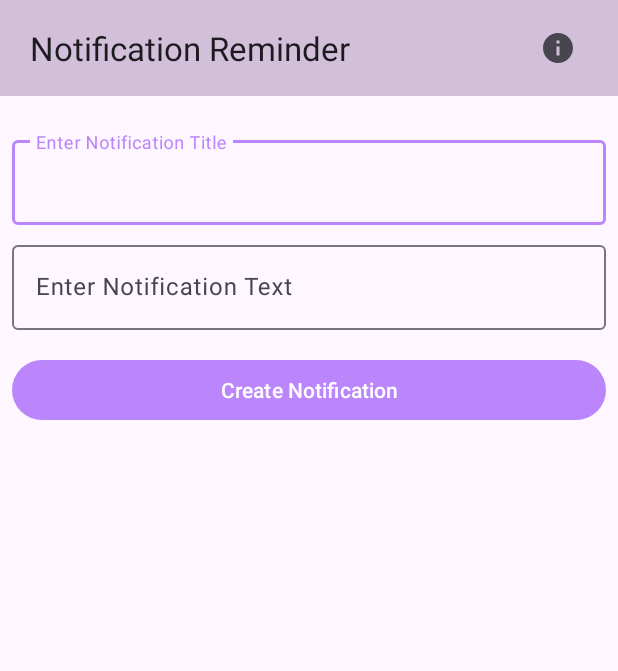
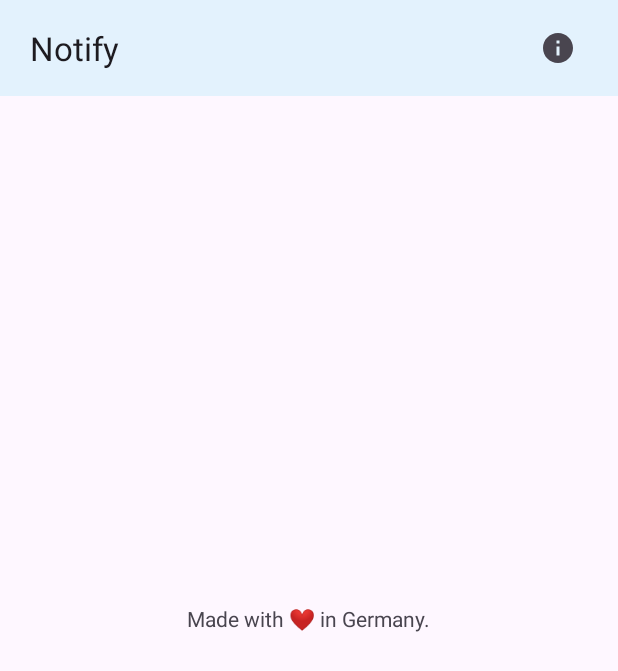
Before and after one commit to mr-woodapple/NotificationReminder, an Android app: the screen it shows after launch (MainActivity before the commit, InfoActivity after it), after a tap on "Information", on a phone screen of 412 x 824 dp. Shown: the top 671 px of the screen. Run offline under Robolectric (Android 15) with nearby library versions, the phone set to English and light mode, and no system bars.

Commit message:
Added the info activity, loc for German created, more than one notification can be added

```diff
--- /dev/null
+++ b/app/src/main/java/com/example/notificationreminder/InfoActivity.java
@@ -0,0 +1,21 @@
+package com.example.notificationreminder;
+
+import androidx.annotation.NonNull;
+import androidx.appcompat.app.ActionBar;
+import androidx.appcompat.app.AppCompatActivity;
+import androidx.appcompat.widget.Toolbar;
+
+import android.os.Bundle;
+import android.view.MenuItem;
+
+import com.google.android.material.appbar.AppBarLayout;
+
+public class InfoActivity extends AppCompatActivity {
+
+    @Override
+    protected void onCreate(Bundle savedInstanceState) {
+        super.onCreate(savedInstanceState);
+        setContentView(R.layout.activity_info);
+
+    }
+}
--- a/app/src/main/java/com/example/notificationreminder/MainActivity.java
+++ b/app/src/main/java/com/example/notificationreminder/MainActivity.java
@@ -10,12 +10,14 @@ import android.app.NotificationManager;
 import android.os.Build;
 import android.os.Bundle;
 import android.view.Menu;
+import android.view.MenuInflater;
 import android.view.MenuItem;
 import android.view.View;
 import android.content.Intent;
 import android.widget.Button;
 import android.widget.EditText;
 
+import com.google.android.material.snackbar.Snackbar;
 import com.google.android.material.textfield.TextInputLayout;
 
 
@@ -45,16 +47,40 @@ public class MainActivity extends AppCompatActivity {
             NotificationManager notificationManager = getSystemService(NotificationManager.class);
             notificationManager.createNotificationChannel(channel);
         }
+    }
 
-    }
 
     // Set up the menu in the top bar
     @Override
     public boolean onCreateOptionsMenu(Menu menu) {
-        getMenuInflater().inflate(R.menu.top_app_bar, menu);
+        MenuInflater inflater = getMenuInflater();
+        inflater.inflate(R.menu.top_app_bar, menu);
         return true;
     }
 
+    // Handles clicks on the menu bar icons
+    @Override
+    public boolean onOptionsItemSelected(MenuItem item) {
+
+        // Handle item selection
+        switch (item.getItemId()) {
+
+            case R.id.action_info:
+                Intent startInfoIntent = new Intent(this, InfoActivity.class);
+                startActivity(startInfoIntent);
+                return true;
+
+            // TODO: Add History here
+
+            default:
+                return super.onOptionsItemSelected(item);
+        }
+    }
+
+
+
+    // ID for the notifications (each notification has a unique id)
+    public int notificationId = 0;
 
     /** Called when the user taps the "Create Notification" button */
     public void triggerNotification(View view) {
@@ -78,9 +104,14 @@ public class MainActivity extends AppCompatActivity {
                 //.addAction(R.drawable.ic_android_blue_24dp, getString(R.string.delete), deletePendingIntent); Unecessary for now
 
         NotificationManagerCompat managerCompat = NotificationManagerCompat.from(MainActivity.this);
-        managerCompat.notify(123, builder.build());
+        managerCompat.notify(notificationId, builder.build());
 
+        // Add snackbar to give the user feedback that something happened
+        Snackbar.make(view, R.string.snackbar_notificationCreated, Snackbar.LENGTH_LONG)
+                .show();
 
+        // Increase notificationID +1
+        notificationId += 1;
     }
 
 }
--- /dev/null
+++ b/app/src/main/res/layout/activity_info.xml
@@ -0,0 +1,43 @@
+<?xml version="1.0" encoding="utf-8"?>
+<androidx.constraintlayout.widget.ConstraintLayout xmlns:android="http://schemas.android.com/apk/res/android"
+    xmlns:app="http://schemas.android.com/apk/res-auto"
+    xmlns:tools="http://schemas.android.com/tools"
+    android:layout_width="match_parent"
+    android:layout_height="match_parent"
+    tools:context=".InfoActivity">
+
+    <com.google.android.material.appbar.AppBarLayout
+        android:id="@+id/appBarLayout"
+        android:layout_width="match_parent"
+        android:layout_height="64dp"
+        android:background="?attr/colorPrimaryVariant"
+        app:layout_constraintEnd_toEndOf="parent"
+        app:layout_constraintStart_toStartOf="parent"
+        app:layout_constraintTop_toTopOf="parent">
+
+        <!-- TODO: Add back button -->
+
+        <com.google.android.material.appbar.MaterialToolbar
+            android:id="@+id/topAppBar"
+            android:layout_width="match_parent"
+            android:layout_height="?attr/actionBarSize"
+            android:paddingStart="16dp"
+            android:paddingLeft="16dp"
+            android:paddingEnd="16dp"
+            android:paddingRight="16dp"
+            app:menu="@menu/top_app_bar"
+            app:title="@string/app_name" />
+
+    </com.google.android.material.appbar.AppBarLayout>
+
+    <TextView
+        android:id="@+id/textView"
+        android:layout_width="wrap_content"
+        android:layout_height="wrap_content"
+        android:text="Made with ❤️ in Germany."
+        app:layout_constraintBottom_toBottomOf="parent"
+        app:layout_constraintEnd_toEndOf="parent"
+        app:layout_constraintStart_toStartOf="parent"
+        app:layout_constraintTop_toTopOf="parent" />
+
+</androidx.constraintlayout.widget.ConstraintLayout>
--- a/app/src/main/res/menu/top_app_bar.xml
+++ b/app/src/main/res/menu/top_app_bar.xml
@@ -13,7 +13,7 @@
         android:id="@+id/action_info"
         android:icon="@drawable/ic_info_24"
         android:title="Information"
-        app:showAsAction="ifRoom"/>
+        app:showAsAction="ifRoom" />
 
 
     <!-- Settings, should always be in the overflow, currently not in use
--- a/app/src/main/res/values/colors.xml
+++ b/app/src/main/res/values/colors.xml
@@ -9,6 +9,7 @@
     <color name="white">#FFFFFFFF</color>
 
     <!-- Custom colors -->
-    <color name="backgroundMutedPink">#FFD2C0DA</color>
+    <color name="lightBlue">#e3f2fd</color>
+    <color name="darkBlue">#023e7d</color>
 
 </resources>
--- a/app/src/main/res/values/strings.xml
+++ b/app/src/main/res/values/strings.xml
@@ -1,8 +1,12 @@
 <resources>
-    <string name="app_name">Notification Reminder</string>
+    <string name="app_name">Notify</string>
     <string name="channel_description">Notification Description</string>
     <string name="channel_name">Notification Channel Name</string>
     <string name="hint_notification_title">Enter Notification Title</string>
     <string name="hint_notification_text">Enter Notification Text</string>
-    <string name="delete">Löschen</string>
+    <string name="delete">Delete</string>
+    <string name="btn_create_reminder">Create Reminder</string>
+    <string name="info_createReminderHeading">Create a new reminder</string>
+    <string name="info_createReminderSubtext">Enter title and description of your reminder</string>
+    <string name="snackbar_notificationCreated">Reminder was set</string>
 </resources>
--- a/app/src/main/res/values/themes.xml
+++ b/app/src/main/res/values/themes.xml
@@ -3,8 +3,8 @@
     <style name="Theme.NotificationReminder" parent="Theme.Material3.Light.NoActionBar">
 
         <!-- Primary brand color. -->
-        <item name="colorPrimary">@color/purple_200</item>
-        <item name="colorPrimaryVariant">@color/backgroundMutedPink</item>
+        <item name="colorPrimary">@color/darkBlue</item>
+        <item name="colorPrimaryVariant">@color/lightBlue</item>
         <item name="colorOnPrimary">@color/white</item>
 
         <!-- Secondary brand color. -->
@@ -13,8 +13,11 @@
         <item name="colorOnSecondary">@color/black</item>
 
         <!-- Status bar color. -->
-        <item name="android:statusBarColor" tools:targetApi="l">@color/backgroundMutedPink</item>
+        <item name="android:statusBarColor" tools:targetApi="l">?attr/colorPrimaryVariant</item>
+        <!-- Set the status bar text to dark -->
+        <item name="android:windowLightStatusBar">true</item>
 
         <!-- Customize your theme here. -->
+
     </style>
 </resources>
```
Also changed, not shown: app/src/main/AndroidManifest.xml (+5 -4 lines), app/src/main/java/com/example/notificationreminder/DisplayMessageActivity.java (deleted, +0 -35 lines), app/src/main/res/layout/activity_display_message.xml (deleted, +0 -18 lines), app/src/main/res/layout/activity_main.xml (+52 -10 lines), 1 other file.
